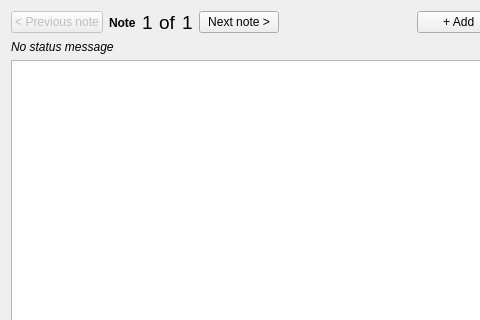
Before: the Qt Designer form widget.ui in xnumad/Notes, drawn with Qt 5; both pictures show x 0 to 480 and y 0 to 320 of the 780 by 411 pixel window.
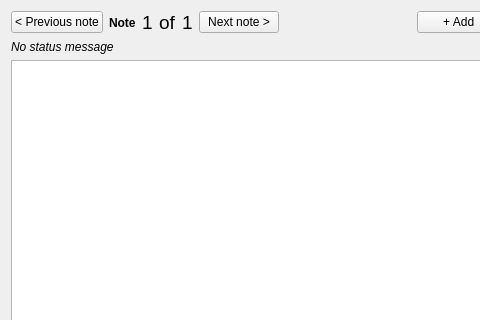
After: the same form once the commit is applied.

Commit message:
Simplify button state changes
Fixes "Next note button is enabled if there only is one note"

The edit to the form file:
```diff
--- a/widget.ui
+++ b/widget.ui
@@ -20,9 +20,6 @@
       <layout class="QHBoxLayout" name="nav_buttons">
        <item>
         <widget class="QPushButton" name="btnPreviousNote">
-         <property name="enabled">
-          <bool>false</bool>
-         </property>
          <property name="text">
           <string>&lt; Previous note</string>
          </property>
```
The commit also changes 1 other file.
